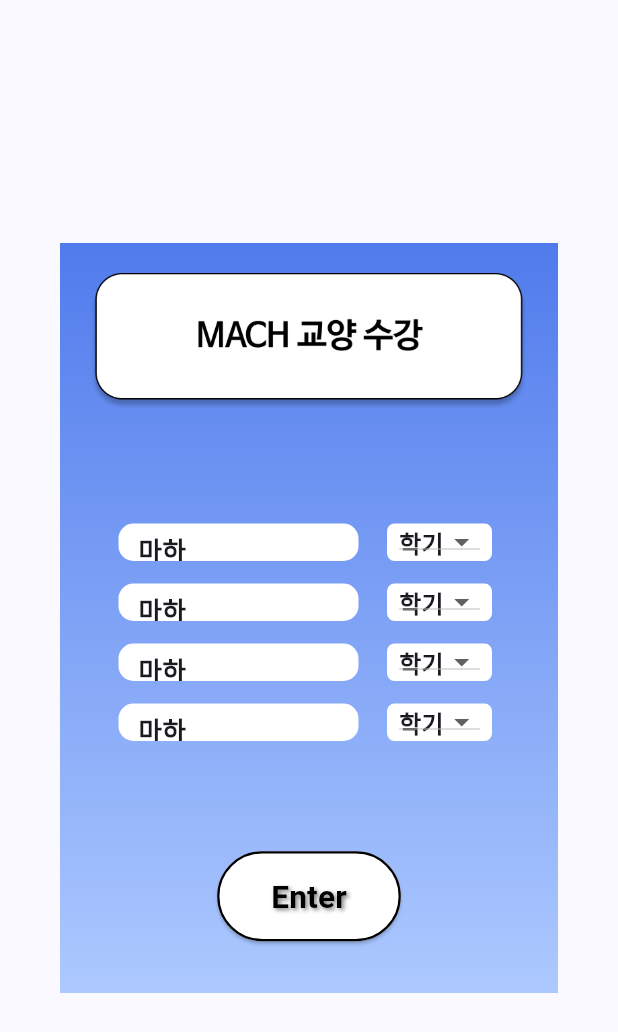
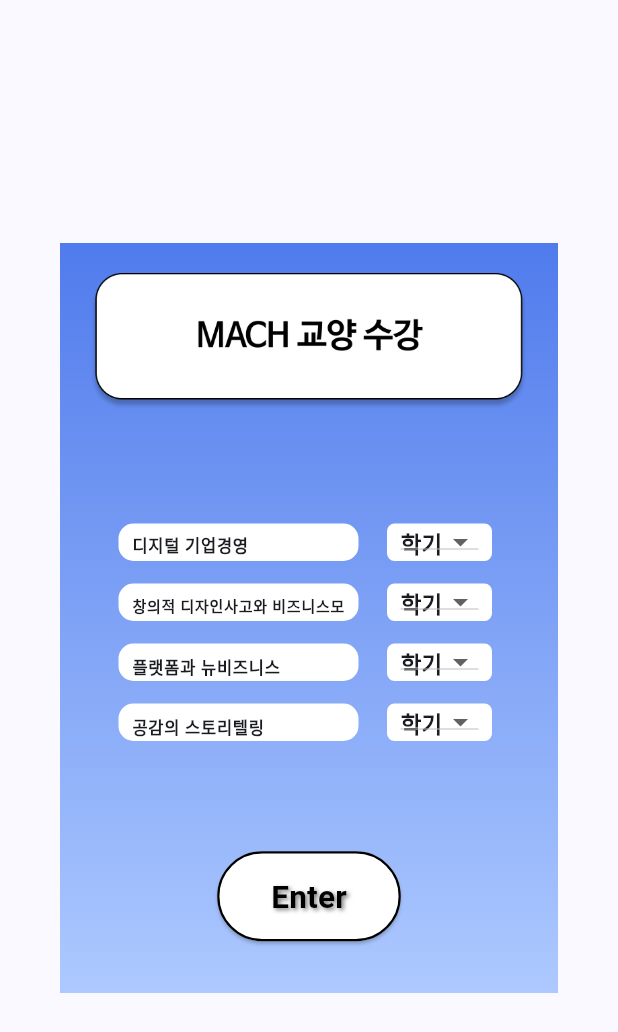
Before and after one commit to sw-escape/sw-escape, a Flutter app: the MACHCourseDialog widget shown alone on an empty page, opened directly, on a phone screen of 412 x 824 dp. Shown: the top 1032 px of the screen. Run offline on Flutter 3.47's test engine with Material 3 defaults, Android fonts, the phone set to English and light mode, and no system bars; our stand-ins replace cloud_firestore, firebase_auth, firebase_core, modal_progress_hud_nsn, percent_indicator; accounts and stored records are empty; Roboto replaces fonts that are missing (NanumBarunGothic).

Commit message:
edit machcourse file, change machCourseDialogMax var in Progress file

```diff
--- a/lib/Progress.dart
+++ b/lib/Progress.dart
@@ -37,7 +37,7 @@ class Progress with ChangeNotifier {
   int codingBootCampDialogMax = 1;       // 코딩부트캠프
   int graduateThesisTopcitDialogMax = 1; // 졸업논문/TOPCIT
   int capstoneMax = 1;                   // 캡스톤/인턴/학부연구생
-  int machCourseDialogMax = 4;           // MACH 교양
+  int machCourseDialogMax = 2;           // MACH 교양
   int lowestGraduateGPADialogMax = 1;    // 최저 졸업 평점
   int professorInterviewDialogMax = 4;   // 교수님 면담 4회
 
--- a/lib/etc/MACHCourses.dart
+++ b/lib/etc/MACHCourses.dart
@@ -15,7 +15,7 @@ class MACHCourseDialog extends StatefulWidget {
 class _MACHCourseDialogState extends State<MACHCourseDialog> {
   final _listSemester = ['0-0','1-1', '1-2', '2-1', '2-2', '3-1', '3-2', '4-1', '4-2', '5-1', '5-2', '6-1', '6-2'];
   final _selectedSemester = List<String>.filled(4, '0-0');
-  final _subjectNames = ["마하1", "마하2", "마하3", "마하4"];
+  final _subjectNames = ["디지털 기업경영", "창의적 디자인사고와 비즈니스모델", "플랫폼과 뉴비즈니스", "공감의 스토리텔링"];
   final db = FirebaseFirestore.instance;
   final auth = FirebaseAuth.instance;
   late Future<void> _getSubjectsSemesterFuture;
@@ -67,8 +67,8 @@ class _MACHCourseDialogState extends State<MACHCourseDialog> {
                           width: 270,
                           height: 25,
                           child: const Padding(
-                            padding: EdgeInsets.fromLTRB(13, 4, 0, 0),
-                            child: Text('마하', style: TextStyle(fontSize: 17, fontWeight: FontWeight.bold)),
+                            padding: EdgeInsets.fromLTRB(9, 6, 0, 0),
+                            child: Text('디지털 기업경영', style: TextStyle(fontSize: 11, fontWeight: FontWeight.bold)),
                           ),
                         ),
                       ),
@@ -85,7 +85,7 @@ class _MACHCourseDialogState extends State<MACHCourseDialog> {
                             items: _listSemester.map(
                                   (semester)=>DropdownMenuItem(
                                   value: semester,
-                                  child: (semester == '0-0') ? const Text('학기', style: TextStyle(fontWeight: FontWeight.bold)) : Text(semester, style: const TextStyle(fontWeight: FontWeight.bold))
+                                  child: (semester == '0-0') ? const Text('학기', style: TextStyle(fontSize: 15, fontWeight: FontWeight.bold)) : Text(semester, style: const TextStyle(fontSize: 15, fontWeight: FontWeight.bold))
                               ),
                             ).toList(),
                             onChanged: (semester) async {
@@ -94,7 +94,7 @@ class _MACHCourseDialogState extends State<MACHCourseDialog> {
                                     db,
                                     auth,
                                     "machCourseDialog",
-                                    "마하1",
+                                    "디지털 기업경영",
                                     0,
                                     semester!
                                 );
@@ -103,7 +103,7 @@ class _MACHCourseDialogState extends State<MACHCourseDialog> {
                                     db,
                                     auth,
                                     "machCourseDialog",
-                                    "마하1"
+                                    "디지털 기업경영"
                                 );
                               }
                               await getSubjectSemester(
@@ -112,7 +112,7 @@ class _MACHCourseDialogState extends State<MACHCourseDialog> {
                                   "machCourseDialog",
                                   _selectedSemester,
                                   0,
-                                  "마하1");
+                                  "디지털 기업경영");
                               setState(() {
                                 // 리빌드
                               });
@@ -135,8 +135,8 @@ class _MACHCourseDialogState extends State<MACHCourseDialog> {
                           width: 270,
                           height: 25,
                           child: const Padding(
-                            padding: EdgeInsets.fromLTRB(13, 4, 0, 0),
-                            child: Text('마하', style: TextStyle(fontSize: 17, fontWeight: FontWeight.bold)),
+                            padding: EdgeInsets.fromLTRB(9, 7, 0, 0),
+                            child: Text('창의적 디자인사고와 비즈니스모델', style: TextStyle(fontSize: 10, fontWeight: FontWeight.bold)),
                           ),
                         ),
                       ),
@@ -153,7 +153,7 @@ class _MACHCourseDialogState extends State<MACHCourseDialog> {
                             items: _listSemester.map(
                                   (semester)=>DropdownMenuItem(
                                   value: semester,
-                                  child: (semester == '0-0') ? const Text('학기', style: TextStyle(fontWeight: FontWeight.bold)) : Text(semester, style: const TextStyle(fontWeight: FontWeight.bold))
+                                  child: (semester == '0-0') ? const Text('학기', style: TextStyle(fontSize: 15, fontWeight: FontWeight.bold)) : Text(semester, style: const TextStyle(fontSize: 15, fontWeight: FontWeight.bold))
                               ),
                             ).toList(),
                             onChanged: (semester) async {
@@ -162,7 +162,7 @@ class _MACHCourseDialogState extends State<MACHCourseDialog> {
                                     db,
                                     auth,
                                     "machCourseDialog",
-                                "마하2",
+                                    "창의적 디자인사고와 비즈니스모델",
                                     0,
                                     semester!
                                 );
@@ -171,7 +171,7 @@ class _MACHCourseDialogState extends State<MACHCourseDialog> {
                                     db,
                                     auth,
                                     "machCourseDialog",
-                                "마하2"
+                                    "창의적 디자인사고와 비즈니스모델"
                                 );
                               }
                               await getSubjectSemester(
@@ -180,7 +180,7 @@ class _MACHCourseDialogState extends State<MACHCourseDialog> {
                                   "machCourseDialog",
                                   _selectedSemester,
                                   1,
-                              "마하2");
+                                  "창의적 디자인사고와 비즈니스모델");
                               setState(() {
                                 // 리빌드
                               });
@@ -203,8 +203,8 @@ class _MACHCourseDialogState extends State<MACHCourseDialog> {
                           width: 270,
                           height: 25,
                           child: const Padding(
-                            padding: EdgeInsets.fromLTRB(13, 4, 0, 0),
-                            child: Text('마하', style: TextStyle(fontSize: 17, fontWeight: FontWeight.bold)),
+                            padding: EdgeInsets.fromLTRB(9, 7, 0, 0),
+                            child: Text('플랫폼과 뉴비즈니스', style: TextStyle(fontSize: 11, fontWeight: FontWeight.bold)),
                           ),
                         ),
                       ),
@@ -221,7 +221,7 @@ class _MACHCourseDialogState extends State<MACHCourseDialog> {
                             items: _listSemester.map(
                                   (semester)=>DropdownMenuItem(
                                   value: semester,
-                                  child: (semester == '0-0') ? const Text('학기', style: TextStyle(fontWeight: FontWeight.bold)) : Text(semester, style: const TextStyle(fontWeight: FontWeight.bold))
+                                  child: (semester == '0-0') ? const Text('학기', style: TextStyle(fontSize: 15, fontWeight: FontWeight.bold)) : Text(semester, style: const TextStyle(fontSize: 15, fontWeight: FontWeight.bold))
                               ),
                             ).toList(),
                             onChanged: (semester) async {
@@ -230,7 +230,7 @@ class _MACHCourseDialogState extends State<MACHCourseDialog> {
                                     db,
                                     auth,
                                     "machCourseDialog",
-                                "마하3",
+                                    "플랫폼과 뉴비즈니스",
                                     0,
                                     semester!
                                 );
@@ -239,7 +239,7 @@ class _MACHCourseDialogState extends State<MACHCourseDialog> {
                                     db,
                                     auth,
                                     "machCourseDialog",
-                                "마하3"
+                                    "플랫폼과 뉴비즈니스"
                                 );
                               }
                               await getSubjectSemester(
@@ -248,7 +248,7 @@ class _MACHCourseDialogState extends State<MACHCourseDialog> {
                                   "machCourseDialog",
                                   _selectedSemester,
                                   2,
-                              "마하3");
+                                  "플랫폼과 뉴비즈니스");
                               setState(() {
                                 // 리빌드
                               });
@@ -271,8 +271,8 @@ class _MACHCourseDialogState extends State<MACHCourseDialog> {
                           width: 270,
                           height: 25,
                           child: const Padding(
-                            padding: EdgeInsets.fromLTRB(13, 4, 0, 0),
-                            child: Text('마하', style: TextStyle(fontSize: 17, fontWeight: FontWeight.bold)),
+                            padding: EdgeInsets.fromLTRB(9, 7, 0, 0),
+                            child: Text('공감의 스토리텔링', style: TextStyle(fontSize: 11, fontWeight: FontWeight.bold)),
                           ),
                         ),
                       ),
@@ -289,7 +289,7 @@ class _MACHCourseDialogState extends State<MACHCourseDialog> {
                             items: _listSemester.map(
                                   (semester)=>DropdownMenuItem(
                                   value: semester,
-                                  child: (semester == '0-0') ? const Text('학기', style: TextStyle(fontWeight: FontWeight.bold)) : Text(semester, style: const TextStyle(fontWeight: FontWeight.bold))
+                                  child: (semester == '0-0') ? const Text('학기', style: TextStyle(fontSize: 15, fontWeight: FontWeight.bold)) : Text(semester, style: const TextStyle(fontSize: 15, fontWeight: FontWeight.bold))
                               ),
                             ).toList(),
                             onChanged: (semester) async {
@@ -298,7 +298,7 @@ class _MACHCourseDialogState extends State<MACHCourseDialog> {
                                     db,
                                     auth,
                                     "machCourseDialog",
-                                "마하4",
+                                    "공감의 스토리텔링",
                                     0,
                                     semester!
                                 );
@@ -307,7 +307,7 @@ class _MACHCourseDialogState extends State<MACHCourseDialog> {
                                     db,
                                     auth,
                                     "machCourseDialog",
-                                "마하4"
+                                    "공감의 스토리텔링"
                                 );
                               }
                               await getSubjectSemester(
@@ -316,7 +316,7 @@ class _MACHCourseDialogState extends State<MACHCourseDialog> {
                                   "machCourseDialog",
                                   _selectedSemester,
                                   3,
-                              "마하4");
+                                  "공감의 스토리텔링");
                               setState(() {
                                 // 리빌드
                               });
--- a/lib/signupSet.dart
+++ b/lib/signupSet.dart
@@ -19,7 +19,6 @@ class _SignupSetScreenState extends State<SignupSetScreen> {
   final _authentication = FirebaseAuth.instance;
 
   final List<String> studentIDs = [
-    '14학번',
     '15학번',
     '16학번',
     '17학번',
```
Lines whose indentation alone changed are shown as unchanged.
